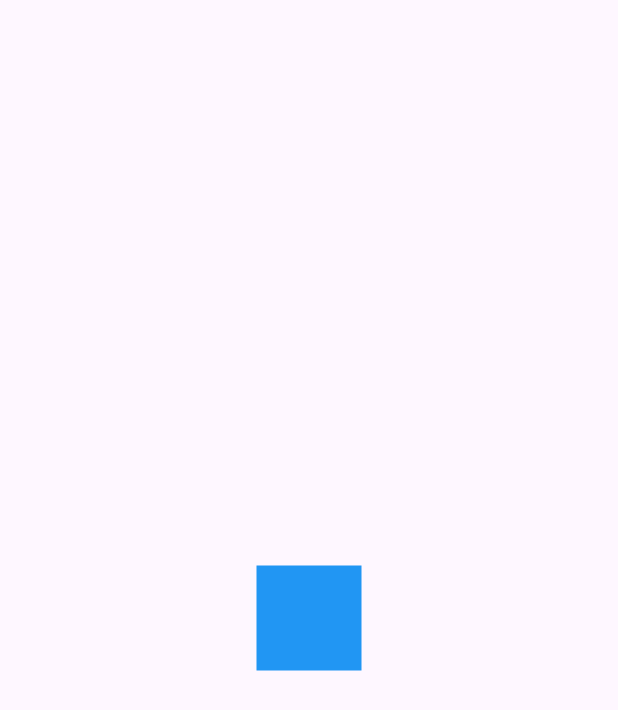
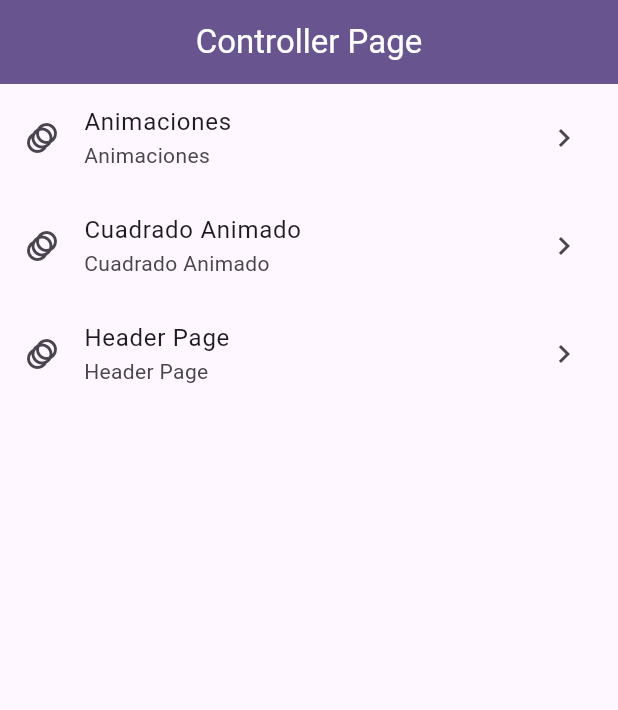
Before and after one commit to FrancoEVP10/flutter-repository, a Flutter app: the screen it shows after launch, on a phone screen of 412 x 824 dp. Shown: the top 710 px of the screen. Run offline on Flutter 3.47's test engine with Material 3 defaults, Android fonts, the phone set to English and light mode, and no system bars.

Commit message:
config screens structure

```diff
--- a/lib/main.dart
+++ b/lib/main.dart
@@ -1,6 +1,10 @@
 import 'package:flutter/material.dart';
+import 'package:flutter_repository/screens/animaciones_page.dart';
+import 'package:flutter_repository/screens/controller_page.dart';
+import 'package:flutter_repository/screens/cuadrado_animado.dart';
+import 'package:flutter_repository/screens/headers_page.dart';
 // import 'package:flutter_repository/screens/animaciones_page.dart';
-import 'package:flutter_repository/screens/cuadrado_animado.dart';
+// import 'package:flutter_repository/screens/cuadrado_animado.dart';
 
 void main() {
   runApp(const MyApp());
@@ -12,13 +16,20 @@ class MyApp extends StatelessWidget {
   @override
   Widget build(BuildContext context) {
     return MaterialApp(
+      initialRoute: 'controller_page',
+      routes: {
+        'controller_page': (_) => const ControllerPage(),
+        'animaciones': (_) => const AnimacionesPage(),
+        'cuadrado_animado': (_) => const SquareAnimatationPage(),
+        'header_page': (_) => const HeaderPage(),
+      },
       title: 'Widgets App',
       theme: ThemeData(
         colorScheme: ColorScheme.fromSeed(seedColor: Colors.deepPurple),
         useMaterial3: true,
       ),
       debugShowCheckedModeBanner: false,
-      home: SquareAnimatationPage(),
+      home: ControllerPage(),
     );
   }
 }
--- /dev/null
+++ b/lib/screens/controller_page.dart
@@ -0,0 +1,54 @@
+import 'package:flutter/material.dart';
+
+class ControllerPage extends StatelessWidget {
+  const ControllerPage({super.key});
+
+  @override
+  Widget build(BuildContext context) {
+    return Scaffold(
+      appBar: AppBar(
+        title: Text(
+          'Controller Page',
+          style: TextStyle(
+            color: Colors.white,
+          ),
+        ),
+        centerTitle: true,
+        backgroundColor: Theme.of(context).colorScheme.primary,
+      ),
+      body: Center(
+        child: ListView(
+          children: [
+            ListTile(
+              title: Text('Animaciones'),
+              subtitle: Text('Animaciones'),
+              leading: Icon(Icons.animation),
+              trailing: Icon(Icons.chevron_right),
+              onTap: () {
+                Navigator.pushNamed(context, 'animaciones');
+              },
+            ),
+            ListTile(
+              title: Text('Cuadrado Animado'),
+              subtitle: Text('Cuadrado Animado'),
+              leading: Icon(Icons.animation),
+              trailing: Icon(Icons.chevron_right),
+              onTap: () {
+                Navigator.pushNamed(context, 'cuadrado_animado');
+              },
+            ),
+            ListTile(
+              title: Text('Header Page'),
+              subtitle: Text('Header Page'),
+              leading: Icon(Icons.animation),
+              trailing: Icon(Icons.chevron_right),
+              onTap: () {
+                Navigator.pushNamed(context, 'header_page');
+              },
+            ),
+          ],
+        ),
+      ),
+    );
+  }
+}
```
Also changed, not shown: lib/screens/headers_page.dart (+125 -1 lines).
